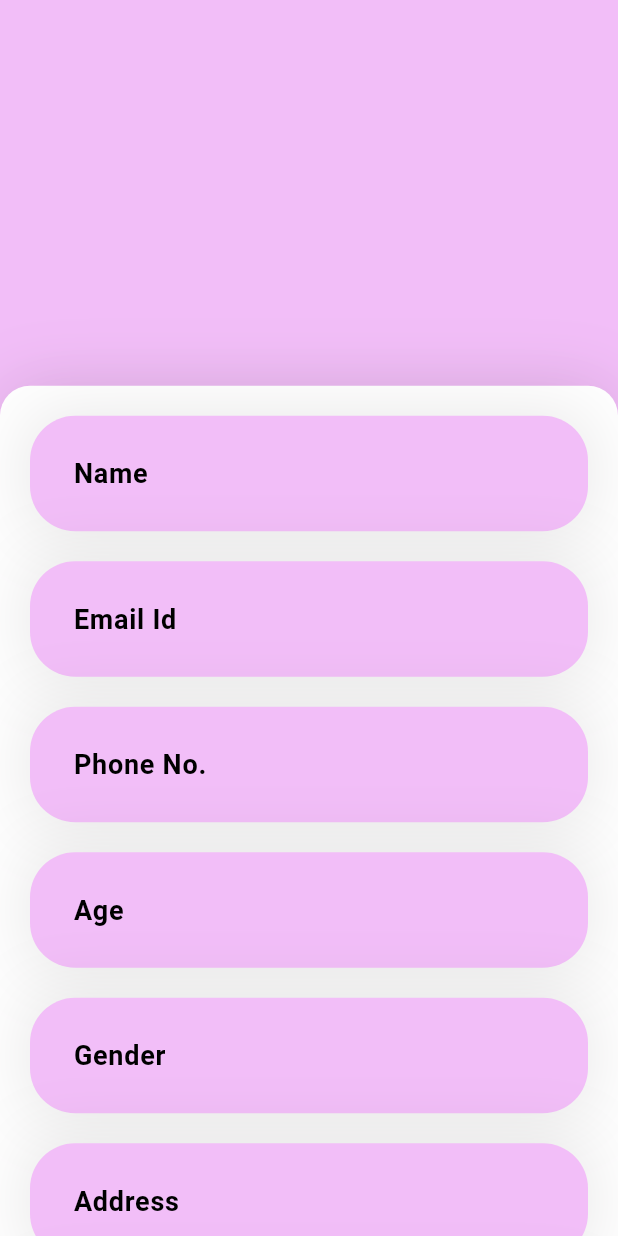
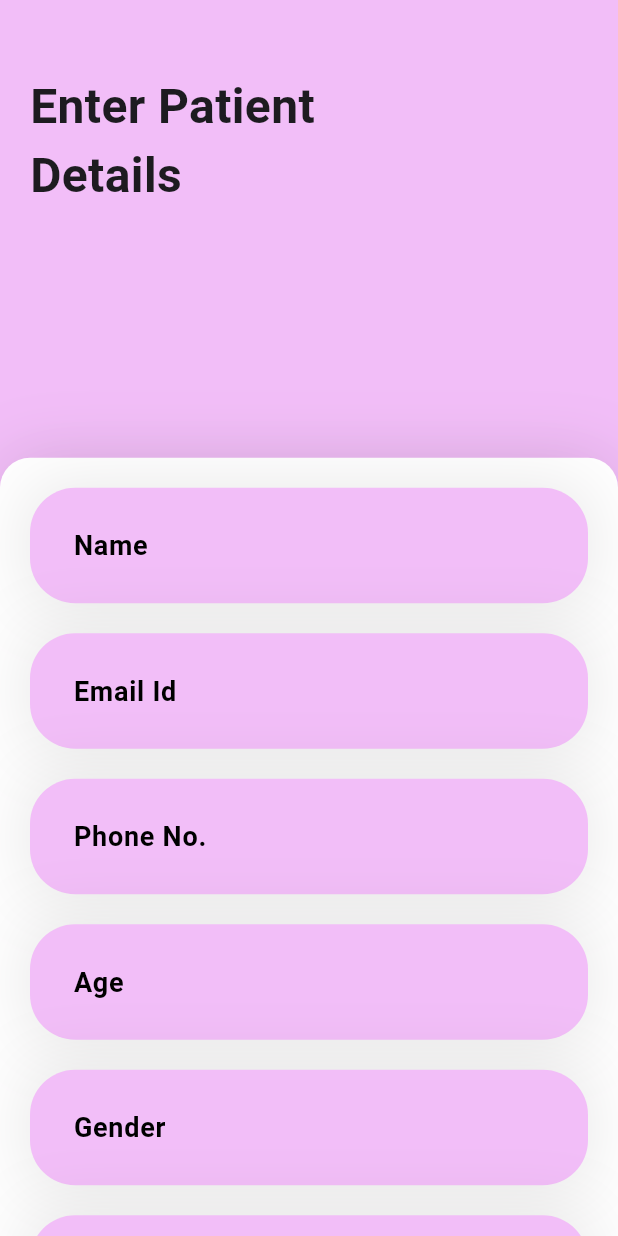
Before and after one commit to HDIMS/flutterapp, a Flutter app: the AddPatient screen opened directly, on a phone screen of 412 x 824 dp. Run offline on Flutter 3.47's test engine with Material 3 defaults, Android fonts, the phone set to English and light mode, and no system bars; our stand-ins replace flutter_svg.

Commit message:
add_patient 'Enter Patient details text added'

```diff
--- a/lib/pages/ad_patient.dart
+++ b/lib/pages/ad_patient.dart
@@ -91,6 +91,15 @@ class _AddPatientState extends State<AddPatient>{
         child: Column(
           children: [
             Container(
+              margin: EdgeInsets.only(top: 48,right: 100,left: 20),
+              child:
+              Text('Enter Patient Details',
+                style:TextStyle(
+                  fontSize: 32,
+                  fontWeight: FontWeight.bold
+                ),
+                textAlign: TextAlign.left,
+              ),
               height:varheight*0.3 ,
               decoration: BoxDecoration(
                 color: Color(0xffF2BEF8),
```
